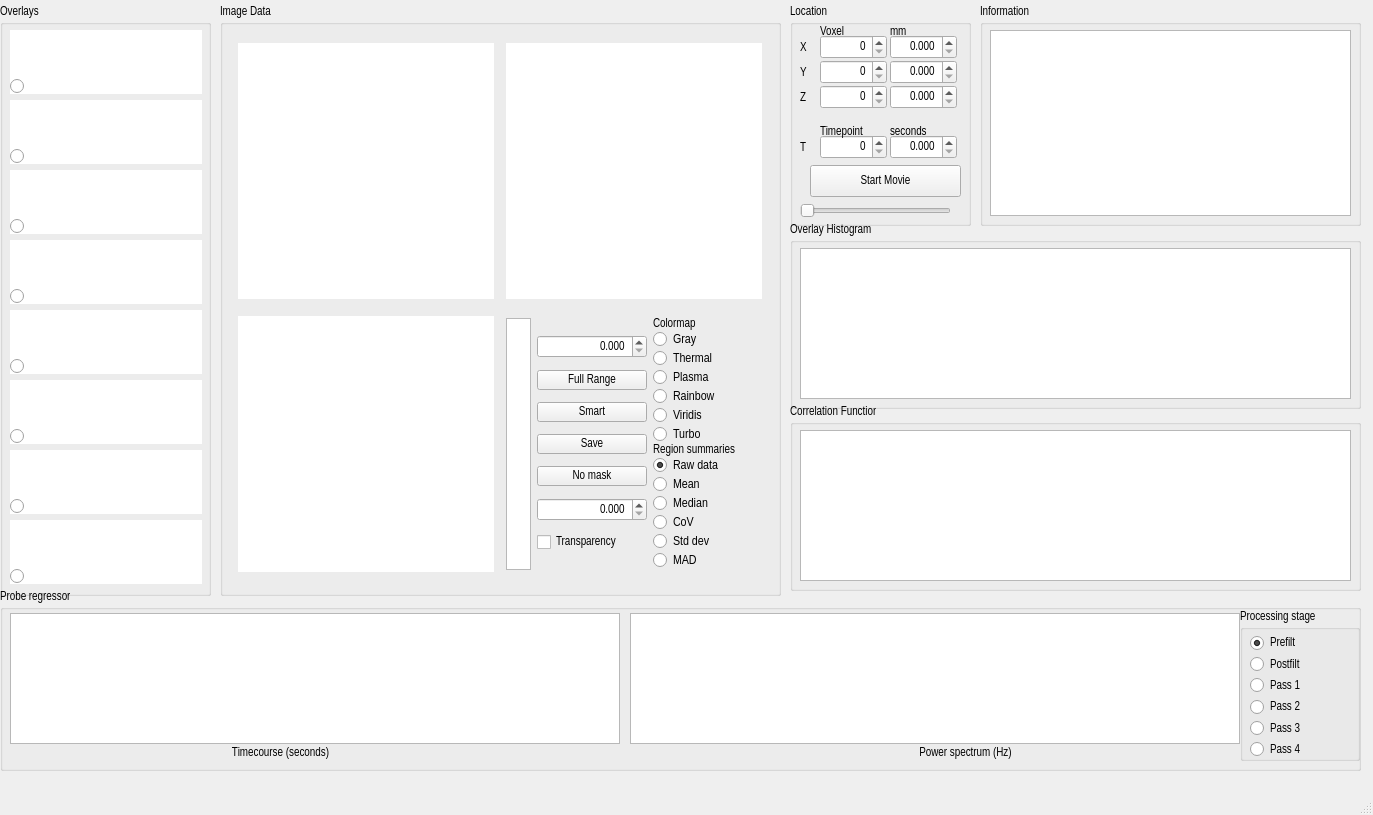
Before: the Qt Designer form rapidtide/tidepoolTemplate_alt.ui in bbfrederick/rapidtide, drawn with Qt 5.
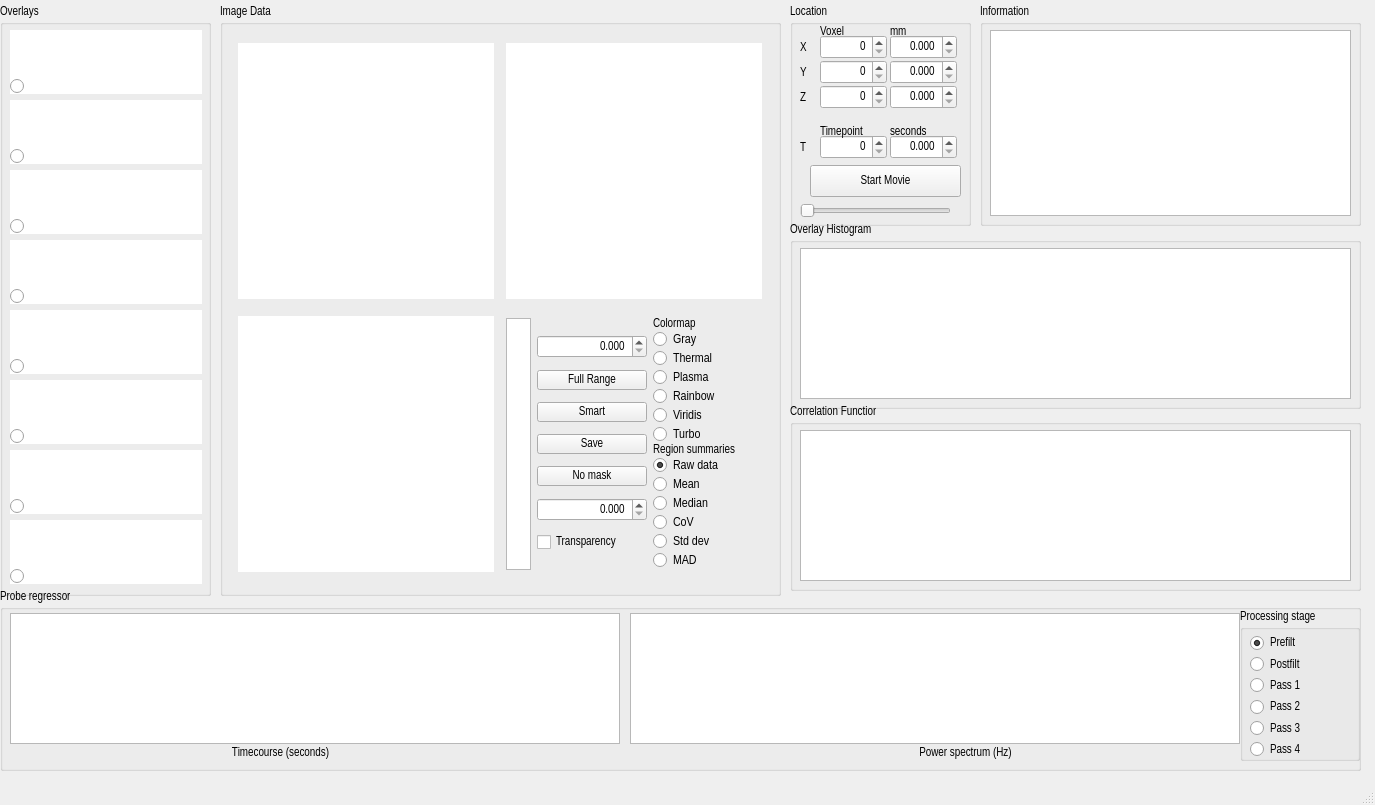
After: the same form once the commit is applied. Custom widgets are drawn as their Qt base class.

Commit message: Adjusted window sizes

```diff
--- a/rapidtide/tidepoolTemplate_alt.ui
+++ b/rapidtide/tidepoolTemplate_alt.ui
@@ -6,8 +6,8 @@
    <rect>
     <x>0</x>
     <y>0</y>
-    <width>1373</width>
-    <height>815</height>
+    <width>1375</width>
+    <height>805</height>
    </rect>
   </property>
   <property name="sizePolicy">
@@ -18,14 +18,14 @@
   </property>
   <property name="minimumSize">
    <size>
-    <width>256</width>
-    <height>256</height>
+    <width>1375</width>
+    <height>805</height>
    </size>
   </property>
   <property name="maximumSize">
    <size>
-    <width>1400</width>
-    <height>16777215</height>
+    <width>1375</width>
+    <height>805</height>
    </size>
   </property>
   <property name="sizeIncrement">
```
The commit also changes 5 other files.
